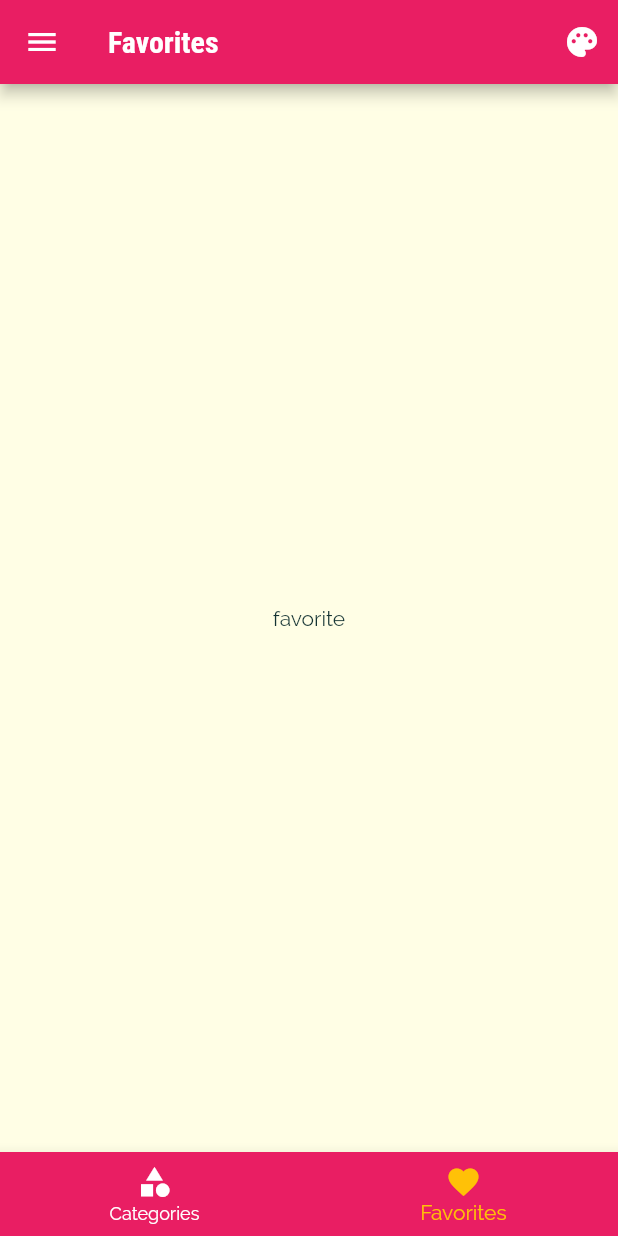
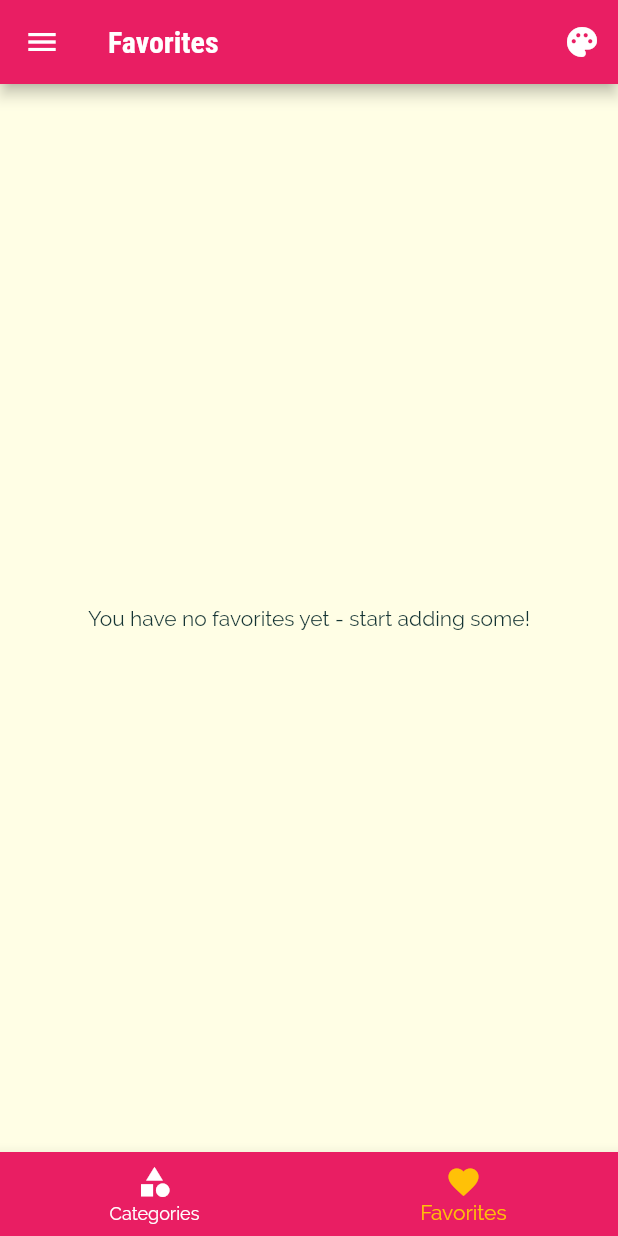
Before and after one commit to mauvecrow/meals_app, a Flutter app: the screen it shows after launch, item 2 of the bottom bar chosen, on a phone screen of 412 x 824 dp. Run offline on Flutter 3.47's test engine with Material 2 defaults, Android fonts, the phone set to English and light mode, and no system bars.

Commit message:
Implement Favorite functionality - removed remove meal feature - refactored screens to input parameters - created new fields in main

```diff
--- a/lib/main.dart
+++ b/lib/main.dart
@@ -28,6 +28,7 @@ class _MyAppState extends State<MyApp> {
   };
 
   List<Meal> _availableMeals = DUMMY_MEALS;
+  List<Meal> _favoriteMeals = [];
 
   void _setFilters(Map<String, bool> filterData) {
     setState(() {
@@ -48,6 +49,24 @@ class _MyAppState extends State<MyApp> {
         return true;
       }).toList();
     });
+  }
+
+  void _toggleFavorite(String mealId) {
+    final existingIndex =
+        _favoriteMeals.indexWhere((meal) => meal.id == mealId);
+    if (existingIndex >= 0) {
+      setState(() {
+        _favoriteMeals.removeAt(existingIndex);
+      });
+    } else {
+      setState(() {
+        _favoriteMeals.add(DUMMY_MEALS.firstWhere((meal) => meal.id == mealId));
+      });
+    }
+  }
+
+  bool _isMealFavorite(String id) {
+    return _favoriteMeals.any((meal) => meal.id == id);
   }
 
   @override
@@ -76,11 +95,12 @@ class _MyAppState extends State<MyApp> {
               ),
             ),
       ),
-      home: const TabsScreen(),
+      home: TabsScreen(_favoriteMeals),
       routes: {
         CategoryMealsScreen.routeName: (ctx) =>
             CategoryMealsScreen(_availableMeals),
-        MealDetailScreen.routeName: (ctx) => const MealDetailScreen(),
+        MealDetailScreen.routeName: (ctx) =>
+            MealDetailScreen(_toggleFavorite, _isMealFavorite),
         FiltersScreen.routeName: (ctx) => FiltersScreen(_filters, _setFilters),
       },
       // onGenerateRoute: (settings) {
--- a/lib/screens/category_meals_screen.dart
+++ b/lib/screens/category_meals_screen.dart
@@ -53,10 +53,10 @@ class _CategoryMealsScreenState extends State<CategoryMealsScreen> {
             duration: meal.duration,
             affordability: meal.affordability,
             complexity: meal.complexity,
-              removeItem: _removeMeal,
           );
         },
         itemCount: categoryMeals.length,
-        ));
+      ),
+    );
   }
 }
--- a/lib/screens/favorite_screen.dart
+++ b/lib/screens/favorite_screen.dart
@@ -1,12 +1,32 @@
 import 'package:flutter/material.dart';
+import '../models/meal.dart';
+import '../widgets/meal_item.dart';
 
 class FavoriteScreen extends StatelessWidget {
-  const FavoriteScreen({Key? key}) : super(key: key);
+  final List<Meal> favoriteMeals;
+  const FavoriteScreen(this.favoriteMeals, {Key? key}) : super(key: key);
 
   @override
   Widget build(BuildContext context) {
-    return Center(
-      child: Text('favorite'),
-    );
+    if (favoriteMeals.isEmpty) {
+      return Center(
+        child: Text('You have no favorites yet - start adding some!'),
+      );
+    } else {
+      return ListView.builder(
+        itemBuilder: (ctx, index) {
+          var meal = favoriteMeals[index];
+          return MealItem(
+            id: meal.id,
+            title: meal.title,
+            imageUrl: meal.imageUrl,
+            duration: meal.duration,
+            affordability: meal.affordability,
+            complexity: meal.complexity,
+          );
+        },
+        itemCount: favoriteMeals.length,
+      );
+    }
   }
 }
--- a/lib/screens/tab_screen.dart
+++ b/lib/screens/tab_screen.dart
@@ -3,9 +3,11 @@ import './favorite_screen.dart';
 import './categories_screen.dart';
 import '../widgets/color_palette.dart';
 import '../widgets/main_drawer.dart';
+import '../models/meal.dart';
 
 class TabsScreen extends StatefulWidget {
-  const TabsScreen({Key? key}) : super(key: key);
+  final List<Meal> favoriteMeals;
+  const TabsScreen(this.favoriteMeals, {Key? key}) : super(key: key);
 
   @override
   _TabScreenState createState() => _TabScreenState();
@@ -13,10 +15,16 @@ class TabsScreen extends StatefulWidget {
 
 class _TabScreenState extends State<TabsScreen> {
   int _selectedPageIndex = 0;
-  final List<Map<String, Object>> _screensMeta = const [
-    {'page': CategoriesScreen(), 'title': 'Categories'},
-    {'page': FavoriteScreen(), 'title': 'Favorites'},
-  ];
+  late List<Map<String, Object>> _screensMeta;
+
+  @override
+  void initState() {
+    super.initState();
+    _screensMeta = [
+      {'page': const CategoriesScreen(), 'title': 'Categories'},
+      {'page': FavoriteScreen(widget.favoriteMeals), 'title': 'Favorites'},
+    ];
+  }
 
   void _selectPage(int index) {
     setState(() {
--- a/lib/widgets/meal_item.dart
+++ b/lib/widgets/meal_item.dart
@@ -9,7 +9,6 @@ class MealItem extends StatelessWidget {
   final int duration;
   final Complexity complexity;
   final Affordability affordability;
-  final Function removeItem;
 
   const MealItem({
     Key? key,
@@ -19,7 +18,6 @@ class MealItem extends StatelessWidget {
     required this.duration,
     required this.affordability,
     required this.complexity,
-    required this.removeItem,
   }) : super(key: key);
 
   String get complexityText {
@@ -63,7 +61,7 @@ class MealItem extends StatelessWidget {
         */
         .then((result) {
       if (result != null) {
-        removeItem(result);
+        // removeItem(result);
       }
     });
   }
```
Also changed, not shown: lib/screens/meal_detail_screen.dart (+6 -5 lines). Lines whose indentation alone changed are shown as unchanged.
